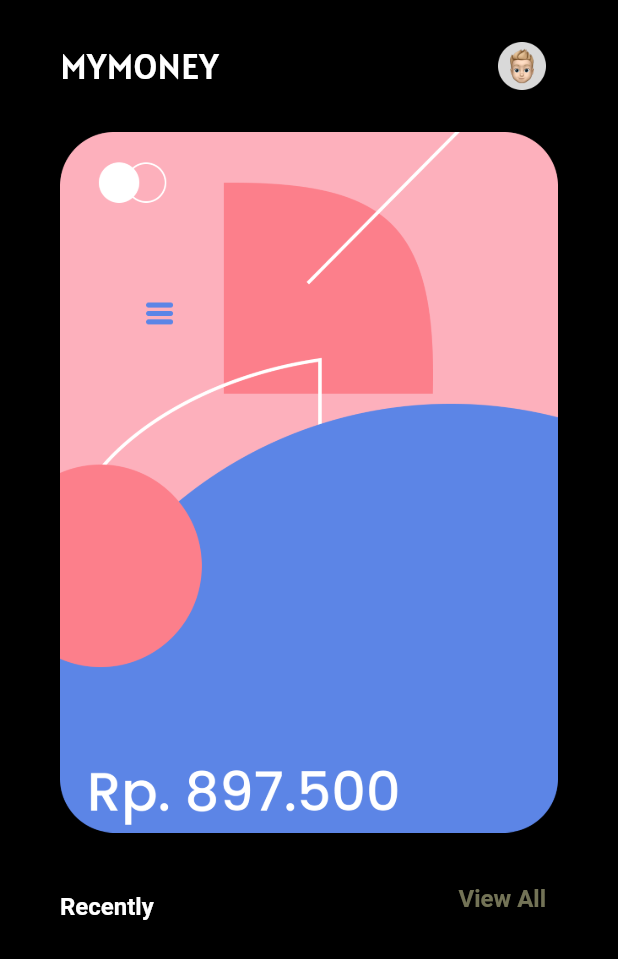
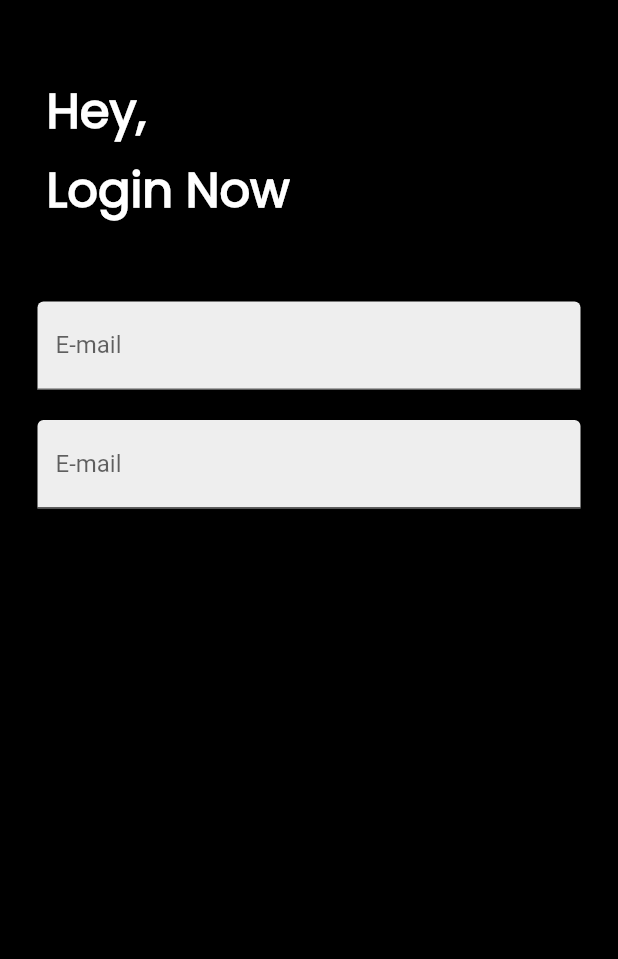
Before and after one commit to RapidMaulana/my-money, a Flutter app: the screen it shows after launch, after a tap on "Login", on a phone screen of 412 x 824 dp. Shown: the top 959 px of the screen. Run offline on Flutter 3.47's test engine with Material 2 defaults, Android fonts, the phone set to English and light mode, and no system bars; our stand-ins replace splashscreen.

Commit message:
update yudis login

```diff
--- a/lib/main.dart
+++ b/lib/main.dart
@@ -1,4 +1,5 @@
 import 'package:flutter/material.dart';
+import 'package:mymoney/pages/auth/login.dart';
 
 import 'package:mymoney/pages/auth/mainAuth.dart';
 import 'package:mymoney/pages/views/dashboard.dart';
@@ -19,9 +20,10 @@ class MyApp extends StatelessWidget {
       initialRoute: '/',
       routes: {
         '/': (context) => SplashApp(),
-        '/dashboard':(context) => const DashboardApp(),
-        '/login':(context) => const MainApp(),
-        '/history':(context) => const HistoryApp()
+        '/dashboard': (context) => const DashboardApp(),
+        '/login': (context) => const MainApp(),
+        '/history': (context) => const HistoryApp(),
+        '/loginn': (context) => const LoginApp()
       },
     );
   }
--- a/lib/pages/auth/login.dart
+++ b/lib/pages/auth/login.dart
@@ -0,0 +1,80 @@
+import 'package:flutter/material.dart';
+
+void main() {
+  runApp(const LoginApp());
+}
+
+class LoginApp extends StatelessWidget {
+  const LoginApp();
+  @override
+  Widget build(BuildContext context) {
+    return MaterialApp(
+      debugShowCheckedModeBanner: false,
+      home: Scaffold(
+        backgroundColor: Colors.black,
+        body: Column(
+          children: [
+            Container(
+              margin: EdgeInsets.only(top: 50, bottom: 5, right: 100),
+              width: 250,
+              child: Text(
+                "Hey,",
+                style: TextStyle(
+                    fontFamily: 'Poppins',
+                    color: Colors.white,
+                    fontWeight: FontWeight.w700,
+                    fontSize: 32),
+              ),
+            ),
+            Container(
+                margin: EdgeInsets.only(right: 100, bottom: 50),
+                width: 250,
+                child: Text(
+                  "Login Now",
+                  style: TextStyle(
+                    fontFamily: 'Poppins',
+                    color: Colors.white,
+                    fontWeight: FontWeight.w700,
+                    fontSize: 32,
+                  ),
+                )),
+            // Container(
+            //   padding: EdgeInsets.symmetric(horizontal: 8, vertical: 16),
+            //   child: TextFormField(
+            //       decoration: InputDecoration(
+            //           border: UnderlineInputBorder(), labelText: 'E-mail ')),
+            // )
+            Padding(
+              padding: const EdgeInsets.symmetric(horizontal: 25.0),
+              child: TextField(
+                decoration: InputDecoration(
+                    border: const UnderlineInputBorder(
+                        borderSide: BorderSide(color: Colors.white)),
+                    focusedBorder: UnderlineInputBorder(
+                        borderSide: BorderSide(color: Colors.grey.shade400)),
+                    fillColor: Colors.grey.shade200,
+                    labelText: 'E-mail',
+                    filled: true),
+              ),
+            ),Padding(
+              padding: const EdgeInsets.symmetric(horizontal: 25.0,),
+              child: Container(
+                margin: EdgeInsets.only(top: 20),
+                child: TextField(
+                decoration: InputDecoration(
+                    border: const UnderlineInputBorder(
+                        borderSide: BorderSide(color: Colors.white)),
+                    focusedBorder: UnderlineInputBorder(
+                        borderSide: BorderSide(color: Colors.grey.shade400)),
+                    fillColor: Colors.grey.shade200,
+                    labelText: 'E-mail',
+                    filled: true),
+              ),
+              )
+            )
+          ],
+        ),
+      ),
+    );
+  }
+}
--- a/lib/pages/auth/mainAuth.dart
+++ b/lib/pages/auth/mainAuth.dart
@@ -54,7 +54,7 @@ class MainApp extends StatelessWidget {
                             EdgeInsets.symmetric(vertical: 15, horizontal: 38)),
                       ),
                       onPressed: () {
-                        Navigator.pushNamed(context, '/dashboard');
+                        Navigator.pushNamed(context, '/loginn');
                       },
                       child: Text(
                         'Login',
@@ -67,11 +67,12 @@ class MainApp extends StatelessWidget {
                       margin: EdgeInsets.only(left: 24),
                       child: TextButton(
                           style: ButtonStyle(
-                        backgroundColor:
-                          MaterialStateProperty.all<Color>(Color(0xff5C85E6)),
-                        padding: MaterialStateProperty.all<EdgeInsetsGeometry>(
-                          EdgeInsets.symmetric(vertical: 15, horizontal: 55)),
-
+                            backgroundColor: MaterialStateProperty.all<Color>(
+                                Color(0xff5C85E6)),
+                            padding:
+                                MaterialStateProperty.all<EdgeInsetsGeometry>(
+                                    EdgeInsets.symmetric(
+                                        vertical: 15, horizontal: 55)),
                           ),
                           onPressed: () {
                             Navigator.pushNamed(context, '/dashboard');
@@ -82,8 +83,7 @@ class MainApp extends StatelessWidget {
                                 color: Colors.white,
                                 fontSize: 18,
                                 fontWeight: FontWeight.w500),
-                    ))
-                  )
+                          )))
                 ],
               ),
             ),
--- /dev/null
+++ b/lib/pages/views/settings.dart
@@ -0,0 +1,23 @@
+import 'package:flutter/material.dart';
+
+void main() {
+  runApp(SettingsApp());
+}
+
+class SettingsApp extends StatelessWidget {
+  const SettingsApp();
+
+  @override
+  Widget build(BuildContext context) {
+    return MaterialApp(
+      debugShowCheckedModeBanner: false,
+      home: Scaffold(
+        body: Column(
+          children: [
+
+          ],
+        ),
+      ),
+    );
+  }
+}
```
Lines whose indentation alone changed are shown as unchanged.
